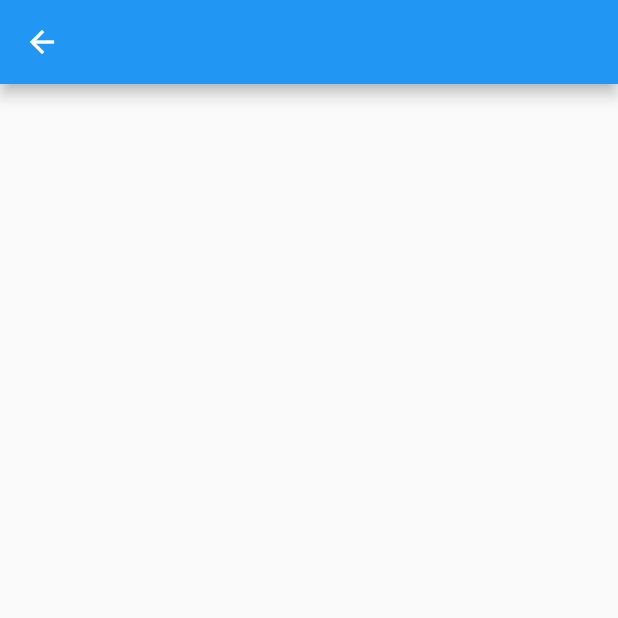
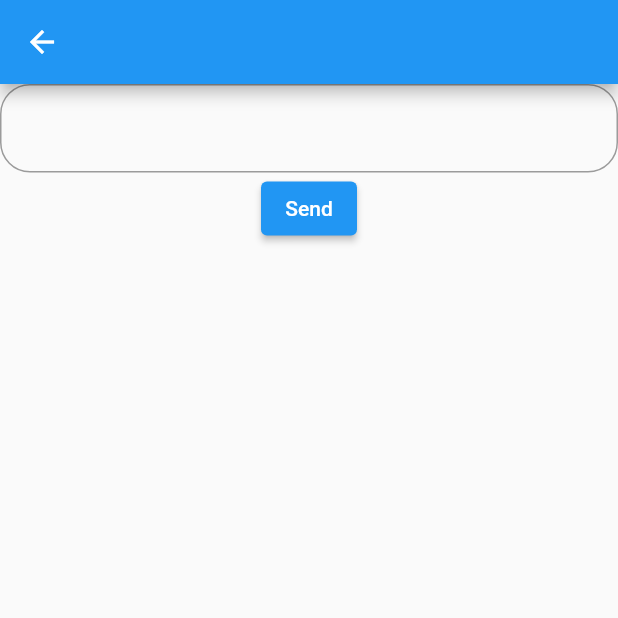
Before and after one commit to BekzodGayratov/GroceryApp, a Flutter app: the VerifyCodePage screen opened by its route, on a phone screen of 412 x 824 dp, the top half of it. Run offline on Flutter 3.47's test engine with Material 2 defaults, Android fonts, the phone set to English and light mode, and no system bars; our stand-ins replace animate_do, firebase_auth, firebase_core, flutter_svg; accounts and stored records are empty.

Commit message:
small changes

```diff
--- a/lib/main.dart
+++ b/lib/main.dart
@@ -1,9 +1,10 @@
+import 'package:firebase_core/firebase_core.dart';
 import 'package:flutter/material.dart';
 import 'package:project/routes/router.dart';
 
 void main() async {
   WidgetsFlutterBinding.ensureInitialized();
-  //await Firebase.initializeApp();
+  await Firebase.initializeApp();
   runApp(MyApp());
 }
 
--- a/lib/routes/router.dart
+++ b/lib/routes/router.dart
@@ -1,5 +1,3 @@
-import 'dart:js';
-
 import 'package:flutter/material.dart';
 import 'package:project/view/pages/enterance_page.dart';
 import 'package:project/view/pages/sign_in_page.dart';
--- a/lib/view/pages/sign_in_page.dart
+++ b/lib/view/pages/sign_in_page.dart
@@ -219,7 +219,8 @@ class _SignInPageState extends State<SignInPage> {
                           onPressed: () {
                             LoginWithPhone.loginWithPhone(
                                 _phoneController.text);
-                            Navigator.pushNamed(context, '/verifyPage');
+                            setState(() {});
+                            Navigator.pushNamed(context, '/verifyCode');
                           },
                         ),
                       ),
--- a/lib/view/pages/verify_code_page.dart
+++ b/lib/view/pages/verify_code_page.dart
@@ -1,12 +1,35 @@
 import 'package:flutter/material.dart';
+import 'package:project/services/fireBase_phone_auth_service.dart';
+import 'package:project/view/screens/home_page.dart';
 
 class VerifyCodePage extends StatelessWidget {
-  const VerifyCodePage({ Key? key }) : super(key: key);
+  VerifyCodePage({Key? key}) : super(key: key);
+  final TextEditingController _sentCode = TextEditingController();
 
   @override
   Widget build(BuildContext context) {
     return Scaffold(
       appBar: AppBar(),
+      body: Column(
+        children: [
+          TextFormField(
+            controller: _sentCode,
+            decoration: InputDecoration(
+                border: OutlineInputBorder(
+                    borderRadius: BorderRadius.circular(20.0))),
+          ),
+          ElevatedButton(
+            child: const Text("Send"),
+            onPressed: () {
+              LoginWithPhone.verifyOTP(_sentCode.text);
+              Navigator.pushAndRemoveUntil(
+                  context,
+                  MaterialPageRoute(builder: (context) => HomePage()),
+                  (route) => false);
+            },
+          ),
+        ],
+      ),
     );
   }
 }
```
Also changed, not shown: 1 other file.
